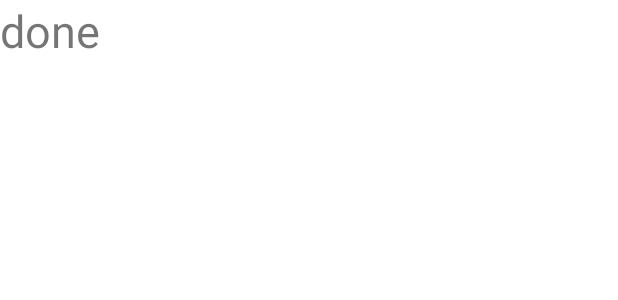
After one commit to Sungdong9Kim/customDialog, an Android app: the layout authenfication_done.xml on its own in the app's theme, with its tools: preview values and no code run, on a phone screen of 412 x 824 dp. The commit adds this screen. Shown: the top 300 px of the screen. Run offline under Robolectric (Android 15) with nearby library versions, the phone set to English and light mode, and no system bars.

Commit message:
feat : Activity change when user input correct PIN number on custom dialog

```diff
--- a/app/src/main/AndroidManifest.xml
+++ b/app/src/main/AndroidManifest.xml
@@ -16,6 +16,7 @@
                 <category android:name="android.intent.category.LAUNCHER" />
             </intent-filter>
         </activity>
+        <activity android:name=".authenticationDone"/>
     </application>
 
 </manifest>
--- /dev/null
+++ b/app/src/main/res/layout/authenfication_done.xml
@@ -0,0 +1,15 @@
+<?xml version="1.0" encoding="utf-8"?>
+<androidx.constraintlayout.widget.ConstraintLayout
+    xmlns:android="http://schemas.android.com/apk/res/android"
+    xmlns:tools="http://schemas.android.com/tools"
+    android:layout_width="match_parent"
+    android:layout_height="match_parent">
+
+    <TextView
+        android:layout_width="wrap_content"
+        android:layout_height="wrap_content"
+        android:textSize="30dp"
+        android:text="done"
+        tools:ignore="MissingConstraints" />
+
+</androidx.constraintlayout.widget.ConstraintLayout>
--- a/app/src/main/res/layout/custom_dialog2.xml
+++ b/app/src/main/res/layout/custom_dialog2.xml
@@ -19,7 +19,7 @@
         android:layout_height="wrap_content"
         android:hint="Hint."
         android:inputType="number"
-        android:textSize="20dp"
+        android:textSize="16dp"
         app:itemCount="4"
         android:layout_gravity="center"
         app:viewType="rectangle"
```
Also changed, not shown: app/src/main/java/com/example/customdialog/CustomDialog2.java (+41 -27 lines), app/src/main/java/com/example/customdialog/MainActivity.java (+28 -1 lines), app/src/main/java/com/example/customdialog/authenticationDone.java (added, +16 -0 lines).
